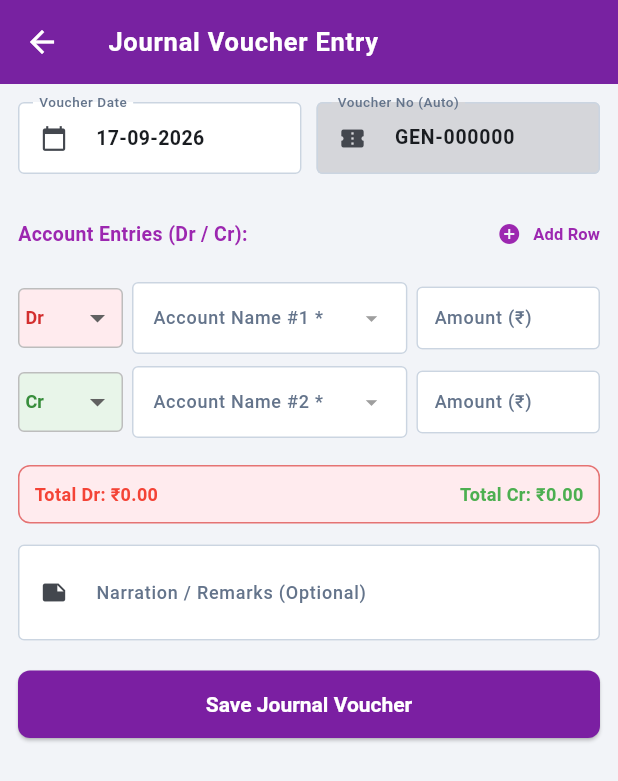
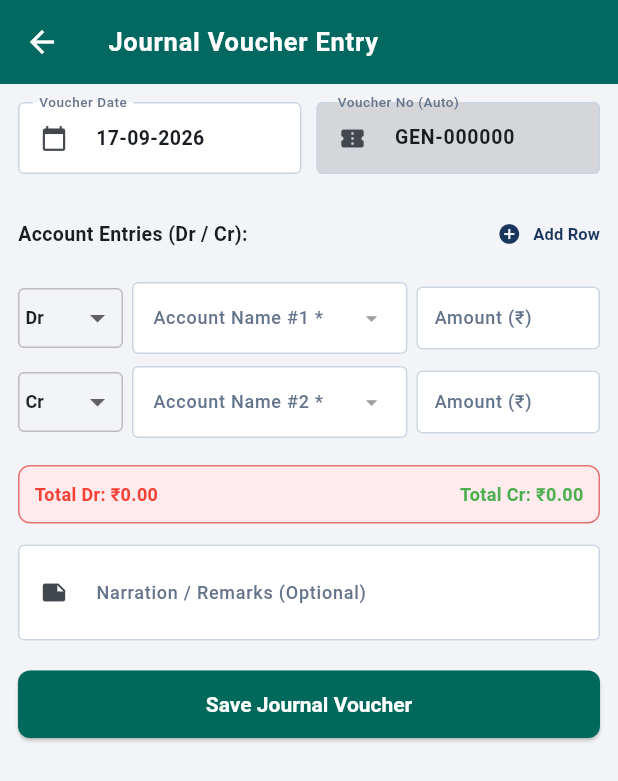
Before and after one commit to rambhera-source/Apna-Khata-, a Flutter app: the JournalVoucherScreen screen opened directly, on a phone screen of 412 x 824 dp. Shown: the top 781 px of the screen. Run offline on Flutter 3.47's test engine with Material 3 defaults, Android fonts, the phone set to English and light mode, and no system bars; our stand-ins replace csv, file_picker, isar, pdf, printing, share_plus; missing offline and left inert: excel; accounts and stored records are empty; generated files the repository leaves out were written again.

Commit message:
Update journal_voucher_screen.dart

```diff
--- a/lib/screens/Voucher/journal_voucher_screen.dart
+++ b/lib/screens/Voucher/journal_voucher_screen.dart
@@ -19,7 +19,6 @@ class _JournalVoucherScreenState extends State<JournalVoucherScreen> {
   DateTime _selectedDate = DateTime.now();
   String _voucherNumber = '';
 
-  // Rows containing Dr/Cr type, account controller, and amount controller
   final List<Map<String, dynamic>> _voucherRows = [];
 
   final TextEditingController _notesController = TextEditingController();
@@ -45,7 +44,6 @@ class _JournalVoucherScreenState extends State<JournalVoucherScreen> {
 
   void _initDefaultRows() {
     _voucherRows.clear();
-    // Default 2 rows: One Debit, One Credit
     _voucherRows.add({
       'type': 'Dr',
       'accountController': TextEditingController(),
@@ -133,7 +131,7 @@ class _JournalVoucherScreenState extends State<JournalVoucherScreen> {
       String acc = row['accountController'].text.trim();
       String amt = row['amountController'].text.trim();
       if (acc.isNotEmpty && amt.isNotEmpty) {
-        summaryParts.appendOrAdd('$type: $acc (₹$amt)');
+        summaryParts.add('$type: $acc (₹$amt)');
       }
     }
 
@@ -147,7 +145,7 @@ class _JournalVoucherScreenState extends State<JournalVoucherScreen> {
         double amt = double.tryParse(row['amountController'].text) ?? 0.0;
 
         if (accName.isNotEmpty && amt > 0) {
-          // If Dr, amount is positive (+). If Cr, amount is negative (-) to reduce ledger balance correctly.
+          // Dr adds positive balance, Cr reduces balance with negative amount
           double finalAmount = (type == 'Dr') ? amt : -amt;
 
           final txn = AccountingTransaction()
@@ -173,7 +171,7 @@ class _JournalVoucherScreenState extends State<JournalVoucherScreen> {
         shape: RoundedRectangleBorder(borderRadius: BorderRadius.circular(16)),
         title: Row(
           children: const [
-            Icon(Icons.check_circle_rounded, color: Colors.purple, size: 28),
+            Icon(Icons.check_circle_rounded, color: Colors.teal, size: 28),
             SizedBox(width: 10),
             Text('Voucher Saved Successfully!', style: TextStyle(fontSize: 16, fontWeight: FontWeight.bold)),
           ],
@@ -182,7 +180,7 @@ class _JournalVoucherScreenState extends State<JournalVoucherScreen> {
         actions: [
           ElevatedButton(
             style: ElevatedButton.styleFrom(
-              backgroundColor: Colors.purple.shade700,
+              backgroundColor: Colors.teal,
               foregroundColor: Colors.white,
               shape: RoundedRectangleBorder(borderRadius: BorderRadius.circular(8)),
             ),
@@ -216,12 +214,10 @@ class _JournalVoucherScreenState extends State<JournalVoucherScreen> {
 
   @override
   Widget build(BuildContext context) {
-    Color themeColor = Colors.purple.shade700;
-
     return Scaffold(
       appBar: AppBar(
         title: const Text('Journal Voucher Entry'),
-        backgroundColor: themeColor,
+        backgroundColor: Colors.teal.shade800,
         foregroundColor: Colors.white,
       ),
       body: Padding(
@@ -230,7 +226,6 @@ class _JournalVoucherScreenState extends State<JournalVoucherScreen> {
           child: Column(
             crossAxisAlignment: CrossAxisAlignment.start,
             children: [
-              // Date & Voucher No Row
               Row(
                 children: [
                   Expanded(
@@ -272,28 +267,25 @@ class _JournalVoucherScreenState extends State<JournalVoucherScreen> {
               ),
               const SizedBox(height: 16),
 
-              // Dynamic Entries Header
               Row(
                 mainAxisAlignment: MainAxisAlignment.spaceBetween,
                 children: [
-                  const Text('Account Entries (Dr / Cr):', style: TextStyle(fontWeight: FontWeight.bold, fontSize: 13, color: Colors.purple)),
+                  const Text('Account Entries (Dr / Cr):', style: TextStyle(fontWeight: FontWeight.bold, fontSize: 13)),
                   TextButton.icon(
                     style: TextButton.styleFrom(padding: EdgeInsets.zero, minimumSize: const Size(60, 30)),
-                    icon: const Icon(Icons.add_circle, size: 16, color: Colors.purple),
-                    label: const Text('Add Row', style: TextStyle(fontSize: 11, color: Colors.purple, fontWeight: FontWeight.bold)),
+                    icon: const Icon(Icons.add_circle, size: 16),
+                    label: const Text('Add Row', style: TextStyle(fontSize: 11, fontWeight: FontWeight.bold)),
                     onPressed: _addRow,
                   ),
                 ],
               ),
               const SizedBox(height: 4),
 
-              // Dynamic Rows for Dr/Cr selection, Account & Amount
               ...List.generate(_voucherRows.length, (index) {
                 return Padding(
                   padding: const EdgeInsets.symmetric(vertical: 4),
                   child: Row(
                     children: [
-                      // Dr / Cr Dropdown Selector
                       Container(
                         width: 70,
                         height: 40,
@@ -301,16 +293,15 @@ class _JournalVoucherScreenState extends State<JournalVoucherScreen> {
                         decoration: BoxDecoration(
                           border: Border.all(color: Colors.grey.shade400),
                           borderRadius: BorderRadius.circular(4),
-                          color: _voucherRows[index]['type'] == 'Dr' ? Colors.red.shade50 : Colors.green.shade50,
                         ),
                         child: DropdownButtonHideUnderline(
                           child: DropdownButton<String>(
                             value: _voucherRows[index]['type'],
                             isExpanded: true,
-                            style: TextStyle(
+                            style: const TextStyle(
                               fontSize: 12,
                               fontWeight: FontWeight.bold,
-                              color: _voucherRows[index]['type'] == 'Dr' ? Colors.red.shade700 : Colors.green.shade700,
+                              color: Colors.black87,
                             ),
                             items: const [
                               DropdownMenuItem(value: 'Dr', child: Text('Dr')),
@@ -325,8 +316,6 @@ class _JournalVoucherScreenState extends State<JournalVoucherScreen> {
                         ),
                       ),
                       const SizedBox(width: 6),
-
-                      // Account Searchable Field
                       Expanded(
                         flex: 3,
                         child: SearchableField(
@@ -337,8 +326,6 @@ class _JournalVoucherScreenState extends State<JournalVoucherScreen> {
                         ),
                       ),
                       const SizedBox(width: 6),
-
-                      // Amount Field
                       Expanded(
                         flex: 2,
                         child: TextField(
@@ -352,15 +339,12 @@ class _JournalVoucherScreenState extends State<JournalVoucherScreen> {
                           ),
                           style: const TextStyle(fontSize: 12, fontWeight: FontWeight.bold),
                           onChanged: (_) => setState(() {
-                            // Automatically move focus to narration if totals match
                             if ((_totalDebit - _totalCredit).abs() <= 0.01 && _totalDebit > 0) {
                               FocusScope.of(context).requestFocus(_narrationFocusNode);
                             }
                           }),
                         ),
                       ),
-
-                      // Remove Row Button
                       if (_voucherRows.length > 2)
                         IconButton(
                           icon: const Icon(Icons.remove_circle_outline, color: Colors.red, size: 18),
@@ -374,7 +358,6 @@ class _JournalVoucherScreenState extends State<JournalVoucherScreen> {
               }),
               const SizedBox(height: 14),
 
-              // Totals Banner
               Container(
                 padding: const EdgeInsets.all(10),
                 decoration: BoxDecoration(
@@ -392,7 +375,6 @@ class _JournalVoucherScreenState extends State<JournalVoucherScreen> {
               ),
               const SizedBox(height: 14),
 
-              // Narration / Remarks Field
               TextField(
                 controller: _notesController,
                 focusNode: _narrationFocusNode,
@@ -411,14 +393,13 @@ class _JournalVoucherScreenState extends State<JournalVoucherScreen> {
               ),
               const SizedBox(height: 20),
 
-              // Save Button
               SizedBox(
                 width: double.infinity,
                 height: 45,
                 child: ElevatedButton(
                   focusNode: _saveButtonFocusNode,
                   style: ElevatedButton.styleFrom(
-                    backgroundColor: themeColor,
+                    backgroundColor: Colors.teal.shade800,
                     foregroundColor: Colors.white,
                     shape: RoundedRectangleBorder(borderRadius: BorderRadius.circular(8)),
                   ),
@@ -433,9 +414,3 @@ class _JournalVoucherScreenState extends State<JournalVoucherScreen> {
     );
   }
 }
-
-extension on List<String> {
-  void appendOrAdd(String element) {
-    add(element);
-  }
-}
```
